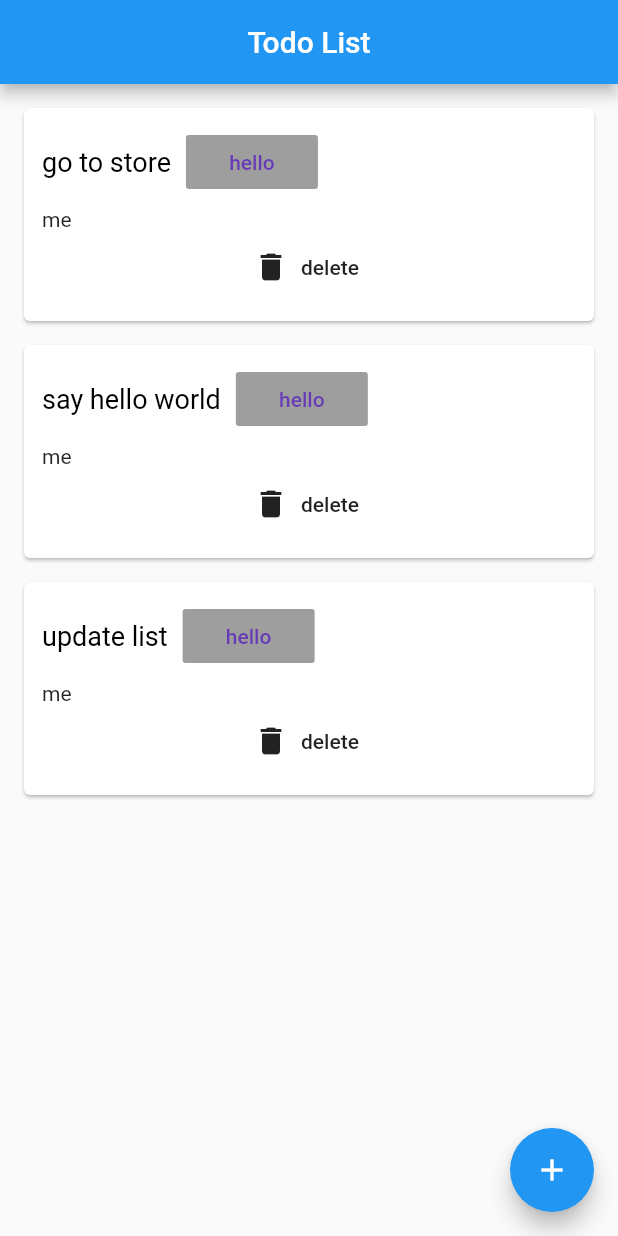
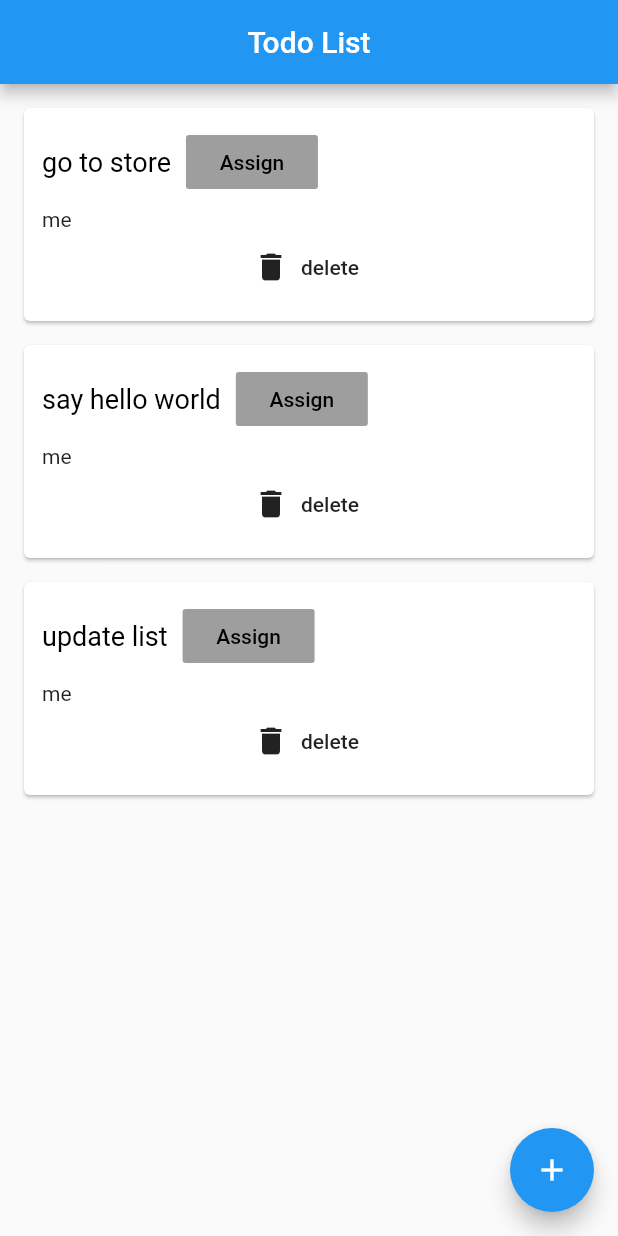
Before and after one commit to umarz14/TheLivingRoom, a Flutter app: the ToDoList screen opened directly, on a phone screen of 412 x 824 dp. Run offline on Flutter 3.47's test engine with Material 2 defaults, Android fonts, the phone set to English and light mode, and no system bars; our stand-ins replace cloud_firestore, firebase_auth, firebase_core, firebase_storage, google_sign_in, image_picker; accounts and stored records are empty.

```diff
--- a/the_living_room/lib/TodoApp/to_do_card.dart
+++ b/the_living_room/lib/TodoApp/to_do_card.dart
@@ -28,8 +28,8 @@ class ToDoCard extends StatelessWidget {
                 SizedBox(width: 10, height: 10,),
                 FlatButton(
                   color: Colors.grey[500],
-                  child: Text('hello'),
-                  textColor: Colors.deepPurple,
+                  child: Text('Assign'),
+                  textColor: Colors.black,
                   onPressed: (){
                     Navigator.push(context,
                     MaterialPageRoute(builder: (context) => AssignToRoomate())
```
Also changed, not shown: the_living_room/lib/TodoApp/assign.dart (+34 -5 lines).
